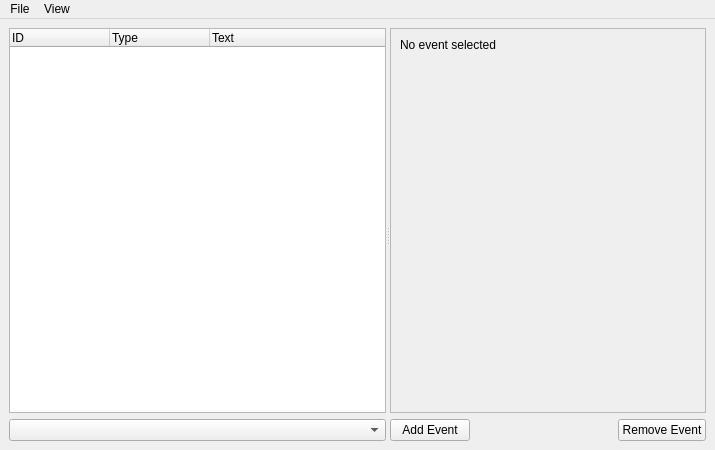
The window that tools/cathedral/ui/EventWindow.ui (shirolong/comp_hack) describes before a commit, drawn with Qt 5.
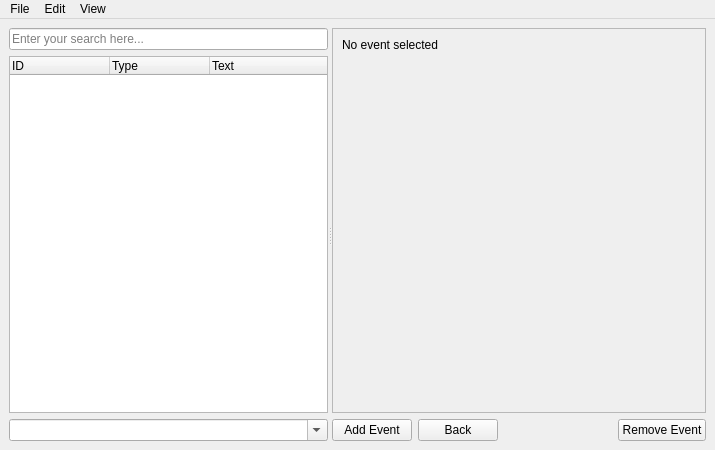
The same window after the commit.

Patch:
```diff
--- a/tools/cathedral/ui/EventWindow.ui
+++ b/tools/cathedral/ui/EventWindow.ui
@@ -25,6 +25,13 @@
       </property>
       <widget class="QWidget" name="layoutWidget">
        <layout class="QVBoxLayout" name="layoutTree">
+        <item>
+         <widget class="QLineEdit" name="treeSearch">
+          <property name="placeholderText">
+           <string>Enter your search here...</string>
+          </property>
+         </widget>
+        </item>
         <item>
          <widget class="QTreeWidget" name="treeWidget">
           <property name="alternatingRowColors">
@@ -58,6 +65,12 @@
             <verstretch>0</verstretch>
            </sizepolicy>
           </property>
+          <property name="editable">
+           <bool>true</bool>
+          </property>
+          <property name="insertPolicy">
+           <enum>QComboBox::NoInsert</enum>
+          </property>
          </widget>
         </item>
        </layout>
@@ -127,6 +140,13 @@
             </property>
            </widget>
           </item>
+          <item>
+           <widget class="QPushButton" name="eventBack">
+            <property name="text">
+             <string>Back</string>
+            </property>
+           </widget>
+          </item>
           <item>
            <spacer name="spacerControls">
             <property name="orientation">
@@ -180,8 +200,30 @@
     </property>
     <addaction name="actionRefresh"/>
     <addaction name="actionGoto"/>
+    <addaction name="actionFileView"/>
+    <addaction name="separator"/>
+    <addaction name="actionCollapseAll"/>
+    <addaction name="actionExpandAll"/>
+   </widget>
+   <widget class="QMenu" name="menuEdit">
+    <property name="title">
+     <string>Edit</string>
+    </property>
+    <widget class="QMenu" name="menuChangeIDs">
+     <property name="title">
+      <string>Change IDs</string>
+     </property>
+     <addaction name="actionChangeID"/>
+     <addaction name="actionChangeFileIDs"/>
+     <addaction name="actionChangeTreeIDs"/>
+    </widget>
+    <addaction name="actionMoveUp"/>
+    <addaction name="actionMoveDown"/>
+    <addaction name="actionReorganize"/>
+    <addaction name="menuChangeIDs"/>
    </widget>
    <addaction name="menuFile"/>
+   <addaction name="menuEdit"/>
    <addaction name="menuView"/>
   </widget>
   <action name="actionLoadFile">
```
Left out of the diff: 112 changed lines with no effect on the pictures.
